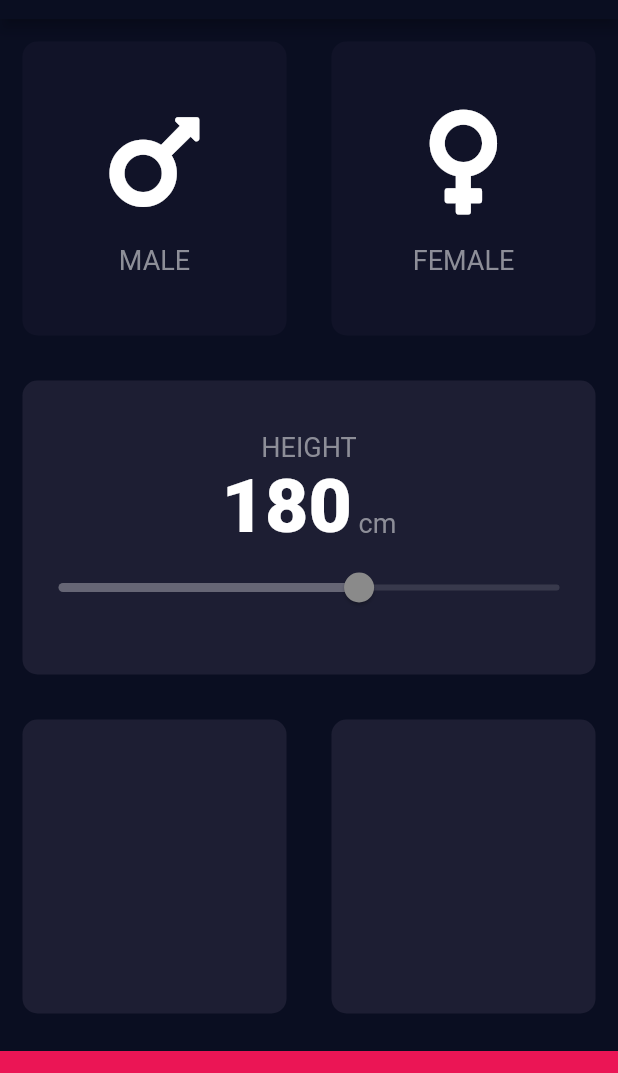
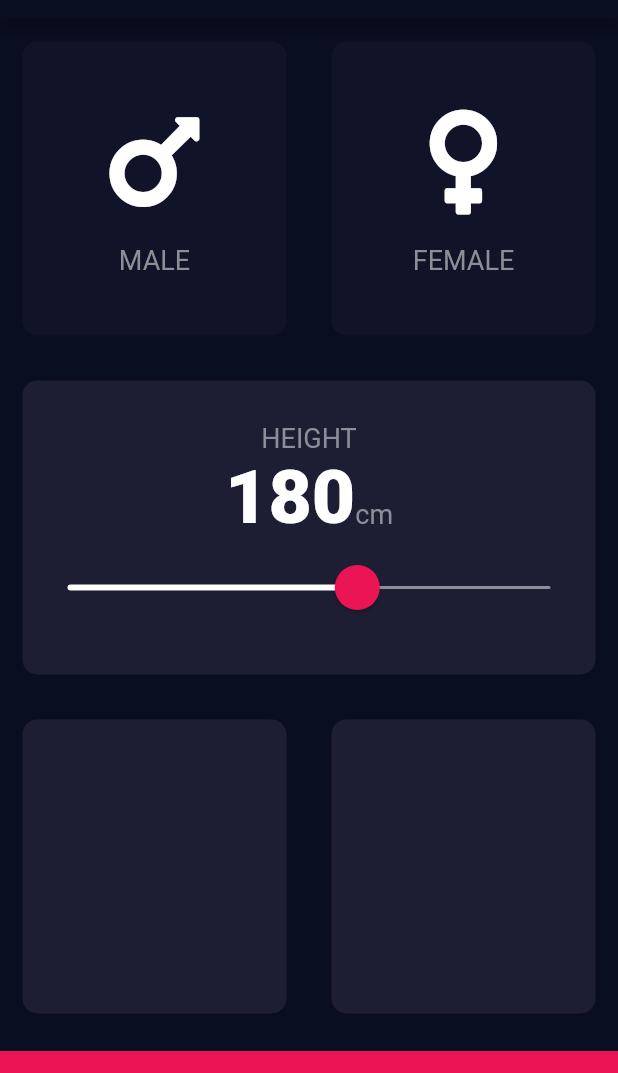
Before and after one commit to Azim87/bmi_calculator, a Flutter app: the screen it shows after launch, on a phone screen of 412 x 824 dp, the part 65-1138 px from its top. Run offline on Flutter 3.47's test engine with Material 2 defaults, Android fonts, the phone set to English and light mode, and no system bars; our stand-ins replace font_awesome_flutter.

Commit message:
code refactor

```diff
--- a/lib/constants.dart
+++ b/lib/constants.dart
@@ -4,5 +4,15 @@ const kBottomContainerHeight = 80.0;
 const kActiveCardColor = Color(0xFF1D1E33);
 const kInactiveCardColor = Color(0xFF111328);
 const kBottomContainerColor = Color(0xFFEB1555);
-const kLabelTextStyle = TextStyle(fontSize: 18.0, color: Color(0xFF8D8E98),);
+const kActiveSliderColor = Color(0xFFFFFFFF);
+const kInactiveSliderColor = Color(0xFF8D8E98);
+
+const kSliderTrackHeight = 2.0;
+const kSliderOverlayColor = Color(0x29EB1555);
+const kSliderThumbColor = Color(0xFFEB1555);
+
+const kLabelTextStyle = TextStyle(fontSize: 18.0, color: Color(0xFF8D8E98));
 const kLabelTextStyleBig = TextStyle(fontSize: 50.0, fontWeight: FontWeight.w900);
+
+const kHeightMin = 120.0;
+const kHeightMax = 220.0;
--- a/lib/input_page.dart
+++ b/lib/input_page.dart
@@ -81,14 +81,35 @@ class _InputPageState extends State<InputPage> {
                           crossAxisAlignment: CrossAxisAlignment.baseline,
                           textBaseline: TextBaseline.alphabetic,
                           children: <Widget>[
-                            Text(_height.toString(), style: kLabelTextStyleBig,),
-                            Text(' cm', style: kLabelTextStyle,)
+                            Text(
+                              _height.toString(),
+                              style: kLabelTextStyleBig,
+                            ),
+                            Text(
+                              'cm',
+                              style: kLabelTextStyle,
+                            )
                           ],
                         ),
-                        Slider(
-                          value: _height.toDouble(),
-                          min: 120.0,
-                          max: 220.0,
+                        SliderTheme(
+                          data: SliderTheme.of(context).copyWith(
+                              activeTrackColor: kActiveSliderColor,
+                              trackHeight: kSliderTrackHeight,
+                              overlayColor: kSliderOverlayColor,
+                              thumbColor: kSliderThumbColor,
+                              thumbShape: RoundSliderThumbShape(enabledThumbRadius: 15.0),
+                              overlayShape: RoundSliderOverlayShape(overlayRadius: 30.0)),
+                          child: Slider(
+                            value: _height.toDouble(),
+                            inactiveColor: kInactiveSliderColor,
+                            onChanged: (double newValue) {
+                              setState(() {
+                                _height = newValue.round();
+                              });
+                            },
+                            min: kHeightMin,
+                            max: kHeightMax,
+                          ),
                         )
                       ],
                     ),
--- a/lib/main.dart
+++ b/lib/main.dart
@@ -1,8 +1,13 @@
 import 'package:flutter/material.dart';
+import 'package:flutter/services.dart';
 
 import 'input_page.dart';
 
-void main() => runApp(BMICalculator());
+void main() {
+  WidgetsFlutterBinding.ensureInitialized();
+  SystemChrome.setPreferredOrientations([DeviceOrientation.portraitUp])
+      .then((_) => runApp(BMICalculator()));
+}
 
 class BMICalculator extends StatelessWidget {
   @override
@@ -11,8 +16,7 @@ class BMICalculator extends StatelessWidget {
       debugShowCheckedModeBanner: false,
       theme: ThemeData.dark().copyWith(
           primaryColor: Color(0xFF0A0E21),
-          scaffoldBackgroundColor: Color(0xFF0A0E21)
-      ),
+          scaffoldBackgroundColor: Color(0xFF0A0E21)),
       home: InputPage(),
     );
   }
```
